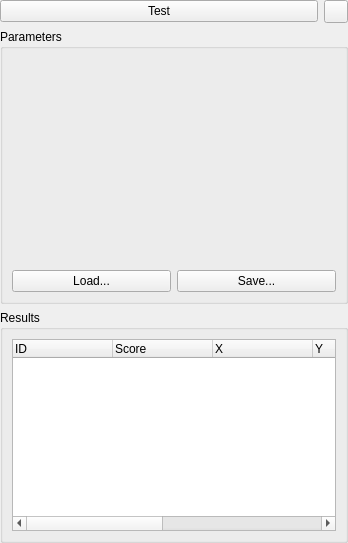
Qt form AcfSln/Include/iqtipr/CSearchBasedFeaturesSupplierGuiComp.ui (ImagingTools/AcfPublic) before a commit.
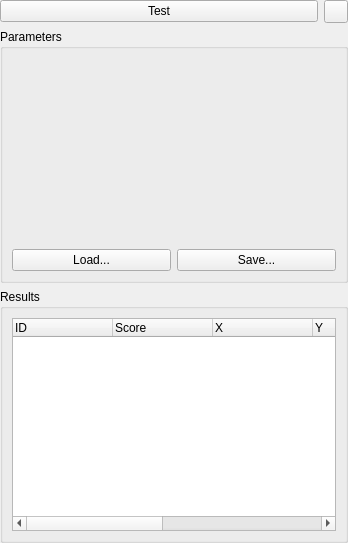
The same form after that commit. Icons and pictures are not drawn.

```diff
--- a/AcfSln/Include/iqtipr/CSearchBasedFeaturesSupplierGuiComp.ui
+++ b/AcfSln/Include/iqtipr/CSearchBasedFeaturesSupplierGuiComp.ui
@@ -123,7 +123,7 @@
    <item row="2" column="0" colspan="2">
     <widget class="QGroupBox" name="groupBox_2">
      <property name="sizePolicy">
-      <sizepolicy hsizetype="Preferred" vsizetype="Preferred">
+      <sizepolicy hsizetype="Preferred" vsizetype="MinimumExpanding">
        <horstretch>0</horstretch>
        <verstretch>0</verstretch>
       </sizepolicy>
```
